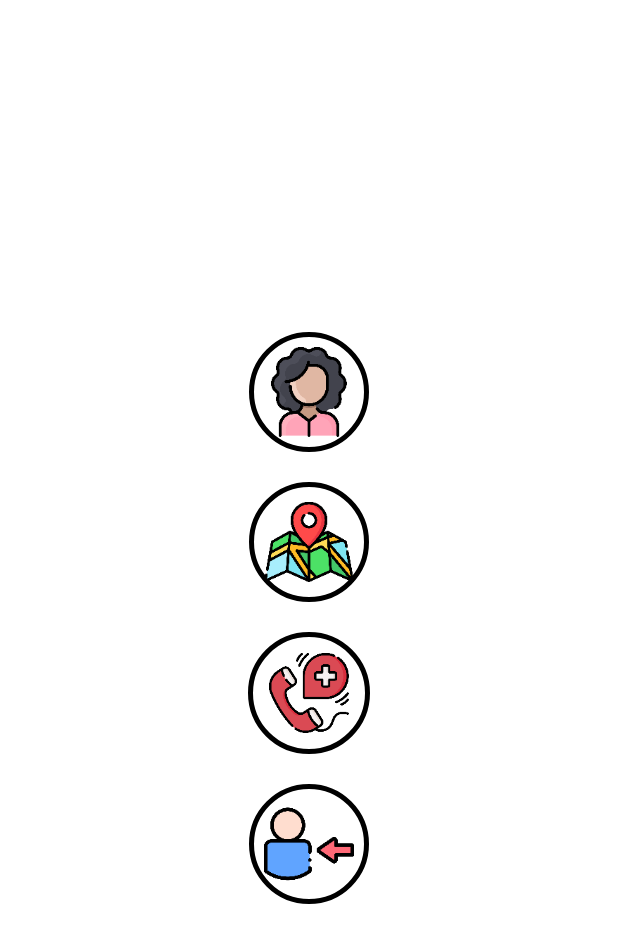
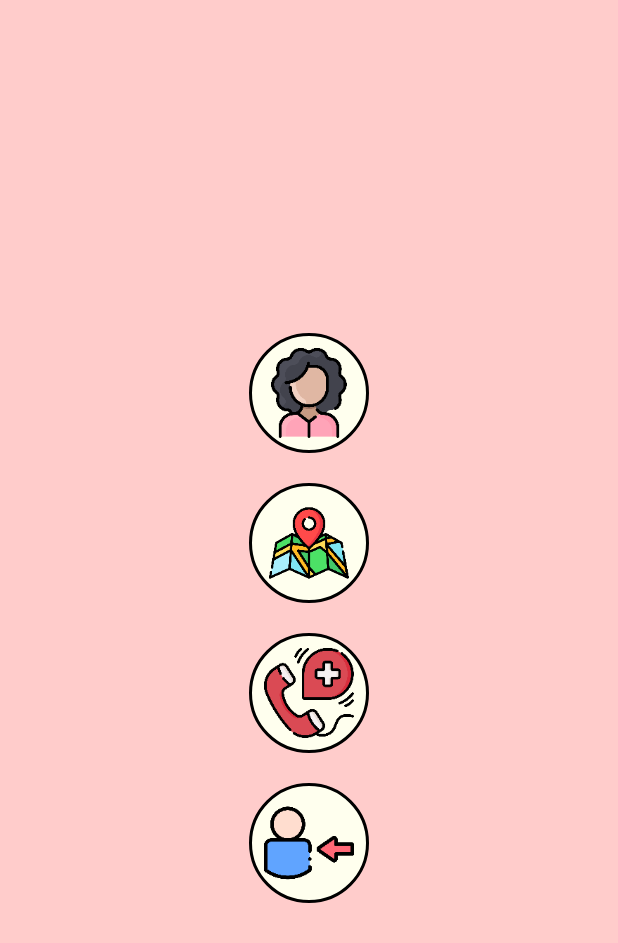
Before and after one commit to golupankajgoyal/Aawaz, an Android app: the screen it shows after launch (TrackerActivity), on a phone screen of 412 x 824 dp. Shown: the top 943 px of the screen. Run offline under Robolectric (Android 15) with nearby library versions, the phone set to English and light mode, and no system bars.

Commit message:
Linear layout

```diff
--- a/app/src/main/java/com/example/aawaz/TrackerActivity.java
+++ b/app/src/main/java/com/example/aawaz/TrackerActivity.java
@@ -35,19 +35,23 @@ public class TrackerActivity extends Activity {
         Glide
                 .with(this)
                 .load(R.drawable.woman)
+                .centerCrop()
                 .into(image1);
 
         Glide
                 .with(this)
                 .load(R.drawable.map)
+                .centerCrop()
                 .into(image2);
         Glide
                 .with(this)
                 .load(R.drawable.emergency)
+                .centerCrop()
                 .into(image3);
         Glide
                 .with(this)
                 .load(R.drawable.logout)
+                .centerCrop()
                 .into(image4);
 
         // Check GPS is enabled
--- a/app/src/main/res/drawable/circle.xml
+++ b/app/src/main/res/drawable/circle.xml
@@ -1,11 +1,12 @@
 <?xml version="1.0" encoding="utf-8"?>
 <shape
     xmlns:android="http://schemas.android.com/apk/res/android"
-    android:shape="oval">
+    android:shape="oval"
+    >
 
-    <solid android:color="@android:color/transparent"/>
+    <solid android:color="#ffffee"/>
 
     <stroke
-        android:width="3dp"
+        android:width="2dp"
         android:color="@android:color/black"/>
 </shape>
--- a/app/src/main/res/layout/activity_tracker.xml
+++ b/app/src/main/res/layout/activity_tracker.xml
@@ -7,6 +7,7 @@
     android:orientation="vertical"
     android:gravity="center"
     android:layout_centerHorizontal="true"
+    android:background="#ffcccb"
     tools:context=".TrackerActivity">
 
     <ImageView
@@ -22,19 +23,19 @@
         android:layout_width="80dp"
         android:layout_height="80dp"
         android:layout_margin="10dp"
-        android:padding="10dp"
+        android:padding="13dp"
         android:background="@drawable/circle"
 
 
         />
     <ImageView
         android:id="@+id/textView2"
-        android:layout_width="81dp"
-        android:layout_height="81dp"
+        android:layout_width="80dp"
+        android:layout_height="80dp"
         android:layout_margin="10dp"
-        android:padding="14dp"
-        android:src="@drawable/map"
+        android:padding="10dp"
         android:background="@drawable/circle"
+
         />
     <ImageView
         android:id="@+id/textView3"
--- a/app/src/main/res/values/colors.xml
+++ b/app/src/main/res/values/colors.xml
@@ -1,8 +1,8 @@
 <?xml version="1.0" encoding="utf-8"?>
 <resources>
     <color name="purple_200">#FFBB86FC</color>
-    <color name="purple_500">#FF6200EE</color>
-    <color name="purple_700">#FF3700B3</color>
+    <color name="purple_500">#ef9a9a</color>
+    <color name="purple_700">#ba6b6c</color>
     <color name="teal_200">#FF03DAC5</color>
     <color name="teal_700">#FF018786</color>
     <color name="black">#FF000000</color>
```
Also changed, not shown: app/src/main/res/drawable/location.png (added), app/src/main/res/drawable/sharelocation.png (added).
